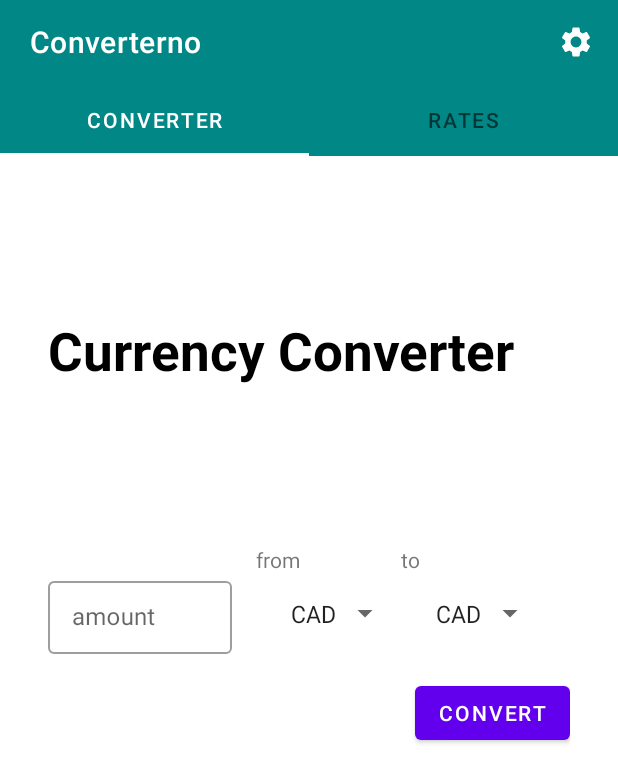
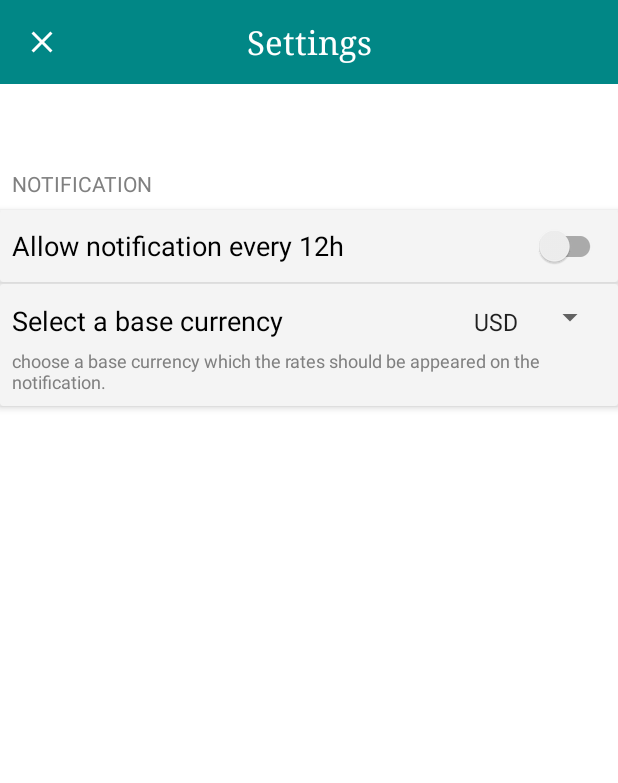
Before and after one commit to MustafaZakria/Currency-Converter, an Android app: the screen it shows after launch (MainActivity before the commit, SettingsActivity after it), after a tap on an icon or button, on a phone screen of 412 x 824 dp. Shown: the top 783 px of the screen. Run offline under Robolectric (Android 15) with nearby library versions, the phone set to English and light mode, and no system bars; our stand-ins replace Dagger/Hilt's generated code, data binding.

Commit message:
updated fonts and finished settings

```diff
--- a/app/src/main/AndroidManifest.xml
+++ b/app/src/main/AndroidManifest.xml
@@ -3,7 +3,7 @@
     xmlns:tools="http://schemas.android.com/tools"
     package="com.zeko.currencyconverterapp">
 
-    <uses-permission android:name="android.permission.INTERNET"/>
+    <uses-permission android:name="android.permission.INTERNET" />
 
     <application
         android:name=".CurrencyApplication"
@@ -17,6 +17,9 @@
         android:theme="@style/Theme.CurrencyConverterApp"
         tools:targetApi="31">
         <activity
+            android:name=".ui.SettingsActivity"
+            android:exported="false" />
+        <activity
             android:name=".ui.MainActivity"
             android:exported="true">
             <intent-filter>
--- a/app/src/main/java/com/zeko/currencyconverterapp/adapters/MyPagerAdapter.kt
+++ b/app/src/main/java/com/zeko/currencyconverterapp/adapters/MyPagerAdapter.kt
@@ -4,31 +4,21 @@ import androidx.fragment.app.Fragment
 import androidx.fragment.app.FragmentManager
 import androidx.lifecycle.Lifecycle
 import androidx.viewpager2.adapter.FragmentStateAdapter
-import com.zeko.currencyconverterapp.ui.fragments.ConverterFragment
-import com.zeko.currencyconverterapp.ui.fragments.RatesFragment
 import com.zeko.currencyconverterapp.util.Constants.CONVERTER
-import com.zeko.currencyconverterapp.util.Constants.NUM_TABS
 import com.zeko.currencyconverterapp.util.Constants.RATES
 
-class MyPagerAdapter(fragmentManager: FragmentManager, lifecycle: Lifecycle) :
+class MyPagerAdapter(
+    fragmentManager: FragmentManager,
+    lifecycle: Lifecycle,
+    private val fragments: Array<Fragment>
+) :
     FragmentStateAdapter(fragmentManager, lifecycle) {
 
     private val tabsName = arrayOf(CONVERTER, RATES)
 
-    fun getPageTitle(position: Int): CharSequence {
-        return tabsName[position]
-    }
+    fun getPageTitle(position: Int): CharSequence = tabsName[position]
 
-    override fun getItemCount(): Int = NUM_TABS
+    override fun getItemCount(): Int = tabsName.size
 
-    override fun createFragment(position: Int): Fragment {
-        return when (position) {
-            0 -> {
-                ConverterFragment()
-            }
-            else -> {
-                RatesFragment()
-            }
-        }
-    }
+    override fun createFragment(position: Int): Fragment = fragments[position]
 }
--- a/app/src/main/java/com/zeko/currencyconverterapp/ui/MainActivity.kt
+++ b/app/src/main/java/com/zeko/currencyconverterapp/ui/MainActivity.kt
@@ -1,19 +1,19 @@
 package com.zeko.currencyconverterapp.ui
 
 import android.content.Intent
+import android.os.Bundle
 import androidx.appcompat.app.AppCompatActivity
-import android.os.Bundle
-import android.view.Menu
 import com.google.android.material.tabs.TabLayoutMediator
+import com.zeko.currencyconverterapp.adapters.MyPagerAdapter
 import com.zeko.currencyconverterapp.databinding.ActivityMainBinding
-import com.zeko.currencyconverterapp.adapters.MyPagerAdapter
-import com.zeko.currencyconverterapp.ui.fragments.SettingsFragment
+import com.zeko.currencyconverterapp.ui.fragments.ConverterFragment
+import com.zeko.currencyconverterapp.ui.fragments.RatesFragment
 import dagger.hilt.android.AndroidEntryPoint
 
 @AndroidEntryPoint
 class MainActivity : AppCompatActivity() {
 
-    private lateinit var  binding : ActivityMainBinding
+    private lateinit var binding: ActivityMainBinding
 
     override fun onCreate(savedInstanceState: Bundle?) {
         super.onCreate(savedInstanceState)
@@ -25,19 +25,19 @@ class MainActivity : AppCompatActivity() {
         binding.ivSettings.setOnClickListener {
             navigateToSettingsFragment()
         }
-
     }
 
     private fun navigateToSettingsFragment() {
-//        val settingsFragment = SettingsFragment()
-//        supportFragmentManager.beginTransaction().rep
+        val intent = Intent(this, SettingsActivity::class.java)
+        startActivity(intent)
     }
 
     private fun setUpTabLayout() {
         val viewPager = binding.viewPager
         val tabLayout = binding.tbLayout
 
-        val adapter = MyPagerAdapter(supportFragmentManager, lifecycle)
+        val fragments = arrayOf(RatesFragment(), ConverterFragment())
+        val adapter = MyPagerAdapter(supportFragmentManager, lifecycle, fragments)
         viewPager.adapter = adapter
 
         TabLayoutMediator(tabLayout, viewPager) { tab, pos ->
--- /dev/null
+++ b/app/src/main/java/com/zeko/currencyconverterapp/ui/SettingsActivity.kt
@@ -0,0 +1,51 @@
+package com.zeko.currencyconverterapp.ui
+
+import android.content.SharedPreferences
+import androidx.appcompat.app.AppCompatActivity
+import android.os.Bundle
+import android.view.View
+import android.widget.AdapterView
+import androidx.core.view.children
+import com.zeko.currencyconverterapp.R
+import com.zeko.currencyconverterapp.databinding.ActivitySettingsBinding
+import com.zeko.currencyconverterapp.sharedPref.CurrencySharedPreference
+import dagger.hilt.android.AndroidEntryPoint
+import javax.inject.Inject
+
+@AndroidEntryPoint
+class SettingsActivity : AppCompatActivity() {
+    private lateinit var binding : ActivitySettingsBinding
+
+    @Inject
+    lateinit var sharedPreference : CurrencySharedPreference
+
+    override fun onCreate(savedInstanceState: Bundle?) {
+        super.onCreate(savedInstanceState)
+
+        binding = ActivitySettingsBinding.inflate(layoutInflater)
+        setContentView(binding.root)
+
+        binding.ivSettings.setOnClickListener {
+            returnToMain()
+        }
+
+        binding.spCurrencies.onItemSelectedListener = object : AdapterView.OnItemSelectedListener {
+            override fun onItemSelected(
+                parent: AdapterView<*>?,
+                view: View?,
+                position: Int,
+                id: Long
+            ) {
+            }
+
+            override fun onNothingSelected(parent: AdapterView<*>?) {
+
+            }
+
+        }
+    }
+
+    private fun returnToMain() {
+        finish()
+    }
+}
--- /dev/null
+++ b/app/src/main/res/drawable/ic_close.xml
@@ -0,0 +1,5 @@
+<vector android:height="24dp" android:tint="#FFFF"
+    android:viewportHeight="24" android:viewportWidth="24"
+    android:width="24dp" xmlns:android="http://schemas.android.com/apk/res/android">
+    <path android:fillColor="@android:color/white" android:pathData="M19,6.41L17.59,5 12,10.59 6.41,5 5,6.41 10.59,12 5,17.59 6.41,19 12,13.41 17.59,19 19,17.59 13.41,12z"/>
+</vector>
--- /dev/null
+++ b/app/src/main/res/layout/activity_settings.xml
@@ -0,0 +1,129 @@
+<?xml version="1.0" encoding="utf-8"?>
+<layout xmlns:android="http://schemas.android.com/apk/res/android"
+xmlns:app="http://schemas.android.com/apk/res-auto"
+xmlns:tools="http://schemas.android.com/tools">
+
+<androidx.constraintlayout.widget.ConstraintLayout
+    android:layout_width="match_parent"
+    android:layout_height="match_parent"
+    tools:context=".ui.SettingsActivity">
+
+    <androidx.appcompat.widget.Toolbar
+        android:id="@+id/toolbar"
+        android:layout_width="match_parent"
+        android:layout_height="?attr/actionBarSize"
+        android:background="@color/teal_700"
+        app:layout_constraintEnd_toEndOf="parent"
+        app:layout_constraintStart_toStartOf="parent"
+        app:layout_constraintTop_toTopOf="parent"
+        app:titleTextColor="@color/white"
+        android:paddingStart="16dp"
+        android:paddingEnd="16dp">
+
+        <TextView
+            android:id="@+id/tvSettings"
+            android:layout_width="wrap_content"
+            android:layout_height="wrap_content"
+            android:layout_gravity="center"
+            android:text="@string/settings"
+            android:textColor="@color/white"
+            android:textSize="22sp"
+            app:fontFamily="serif"
+            tools:layout_editor_absoluteX="164dp"
+            tools:layout_editor_absoluteY="12dp" />
+
+        <ImageView
+            android:id="@+id/ivSettings"
+            android:layout_width="wrap_content"
+            android:layout_height="wrap_content"
+            app:srcCompat="@drawable/ic_close"
+            android:layout_gravity="start"/>
+
+    </androidx.appcompat.widget.Toolbar>
+
+    <androidx.constraintlayout.widget.Guideline
+        android:id="@+id/guideline3"
+        android:layout_width="wrap_content"
+        android:layout_height="wrap_content"
+        android:orientation="horizontal"
+        app:layout_constraintGuide_percent="0.17" />
+
+    <TextView
+        android:id="@+id/tvNotifications"
+        android:layout_width="wrap_content"
+        android:layout_height="wrap_content"
+        android:padding="8dp"
+        android:text="@string/notification"
+        android:textColor="@color/gray"
+        android:textSize="14sp"
+        app:layout_constraintBottom_toTopOf="@+id/guideline3"
+        app:layout_constraintStart_toStartOf="parent" />
+
+    <androidx.cardview.widget.CardView
+        android:id="@+id/cvNotification_switch"
+        android:layout_width="match_parent"
+        android:layout_height="wrap_content"
+        app:cardBackgroundColor="@color/background_gray"
+        app:cardElevation="3dp"
+        app:layout_constraintEnd_toEndOf="parent"
+        app:layout_constraintStart_toStartOf="parent"
+        app:layout_constraintTop_toBottomOf="@id/tvNotifications">
+
+        <androidx.appcompat.widget.SwitchCompat
+            android:id="@+id/switch1"
+            android:layout_width="match_parent"
+            android:layout_height="wrap_content"
+            android:padding="8dp"
+            android:text="@string/allow_notification"
+            android:textSize="18sp" />
+    </androidx.cardview.widget.CardView>
+
+    <androidx.cardview.widget.CardView
+        android:id="@+id/cvNotification_spinner"
+        android:layout_width="match_parent"
+        android:layout_height="wrap_content"
+        android:layout_marginTop="1dp"
+        app:cardBackgroundColor="@color/background_gray"
+        app:cardElevation="3dp"
+        app:layout_constraintEnd_toEndOf="parent"
+        app:layout_constraintStart_toStartOf="parent"
+        app:layout_constraintTop_toBottomOf="@id/cvNotification_switch">
+
+        <RelativeLayout
+            android:layout_width="match_parent"
+            android:layout_height="wrap_content"
+            android:padding="8dp">
+
+            <TextView
+                android:id="@+id/tvSelectBase"
+                android:layout_width="wrap_content"
+                android:layout_height="wrap_content"
+                android:layout_alignParentStart="true"
+                android:paddingTop="4dp"
+                android:text="@string/notification_base"
+                android:textColor="@color/black"
+                android:textSize="18sp" />
+
+            <androidx.appcompat.widget.AppCompatSpinner
+                android:id="@+id/spCurrencies"
+                android:layout_width="wrap_content"
+                android:layout_height="wrap_content"
+                android:layout_alignParentEnd="true"
+                android:entries="@array/rates"
+                android:paddingTop="6dp"
+                android:paddingEnd="0dp" />
+
+            <TextView
+                android:id="@+id/tvBaseInfo"
+                android:layout_width="wrap_content"
+                android:layout_height="wrap_content"
+                android:layout_below="@id/tvSelectBase"
+                android:paddingTop="6dp"
+                android:text="@string/notification_base_info"
+                android:textColor="@color/gray"
+                android:textSize="12sp" />
+        </RelativeLayout>
+    </androidx.cardview.widget.CardView>
+
+</androidx.constraintlayout.widget.ConstraintLayout>
+</layout>
--- a/app/src/main/res/layout/fragment_converter.xml
+++ b/app/src/main/res/layout/fragment_converter.xml
@@ -26,7 +26,8 @@
             android:textStyle="bold"
             app:layout_constraintBottom_toTopOf="@+id/guideline"
             app:layout_constraintStart_toStartOf="parent"
-            app:layout_constraintTop_toTopOf="parent" />
+            app:layout_constraintTop_toTopOf="parent"
+            android:fontFamily="@font/"/>
 
 
         <androidx.constraintlayout.widget.Guideline
--- a/app/src/main/res/values/strings.xml
+++ b/app/src/main/res/values/strings.xml
@@ -51,7 +51,9 @@
         <item>AUD</item>
     </string-array>
     <string name="notification">NOTIFICATION</string>
+    <string name="settings">Settings</string>
     <string name="allow_notification">Allow notification every 12h</string>
     <string name="notification_base">Select a base currency</string>
     <string name="notification_base_info">choose a base currency which the rates should be appeared on the notification.</string>
+
 </resources>
```
Also changed, not shown: app/src/main/java/com/zeko/currencyconverterapp/ui/fragments/SettingsFragment.kt (deleted, +0 -25 lines), app/src/main/res/layout/activity_main.xml (+14 -2 lines), app/src/main/res/layout/fragment_settings.xml (deleted, +0 -98 lines), app/src/main/res/font/oleoscript.ttf (added).
